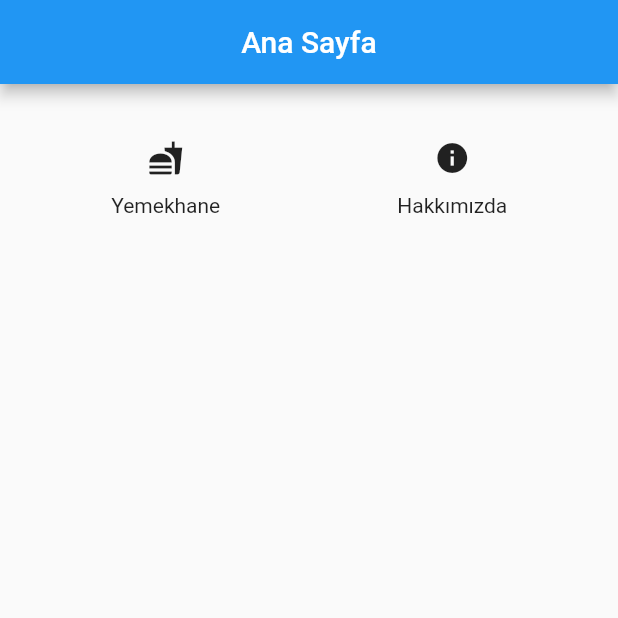
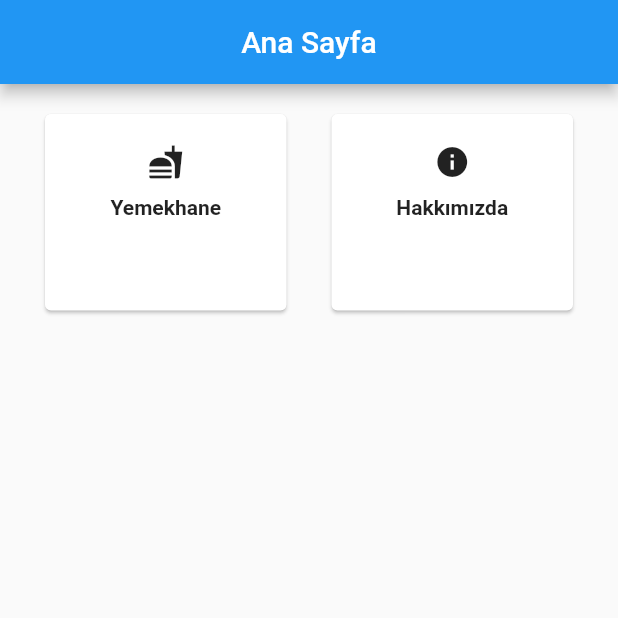
Before and after one commit to f9n/yildiz, a Flutter app: the screen it shows after launch, on a phone screen of 412 x 824 dp, the top half of it. Run offline on Flutter 3.47's test engine with Material 2 defaults, Android fonts, the phone set to English and light mode, and no system bars.

Commit message:
Refactor HomeCard widget

```diff
--- a/lib/screens/home/card.dart
+++ b/lib/screens/home/card.dart
@@ -9,18 +9,31 @@ class HomeCard extends StatelessWidget {
 
   @override
   Widget build(BuildContext context) {
-    return Container(
-      margin: EdgeInsets.all(5.0),
-      alignment: Alignment.center,
-      child: Column(
-        children: <Widget>[
-          IconButton(
-            icon: Icon(icon),
-            tooltip: text,
-            onPressed: () => Navigator.pushNamed(context, navigation),
+    return GestureDetector(
+      onTap: () => Navigator.pushNamed(context, navigation),
+      child: Card(
+        margin: EdgeInsets.only(bottom: 50.0, left: 10.0, right: 10.0),
+        child: Container(
+          margin: EdgeInsets.all(10.0),
+          padding: EdgeInsets.all(10.0),
+          alignment: Alignment.center,
+          child: Column(
+            children: <Widget>[
+              Icon(icon),
+              Container(
+                padding: EdgeInsets.all(10.0),
+                color: Color(0xCDFFFFFF),
+                child: Text(
+                  text,
+                  textAlign: TextAlign.center,
+                  style: TextStyle(
+                    fontWeight: FontWeight.bold,
+                  ),
+                ),
+              ),
+            ],
           ),
-          Text(text)
-        ],
+        ),
       ),
     );
   }
```
